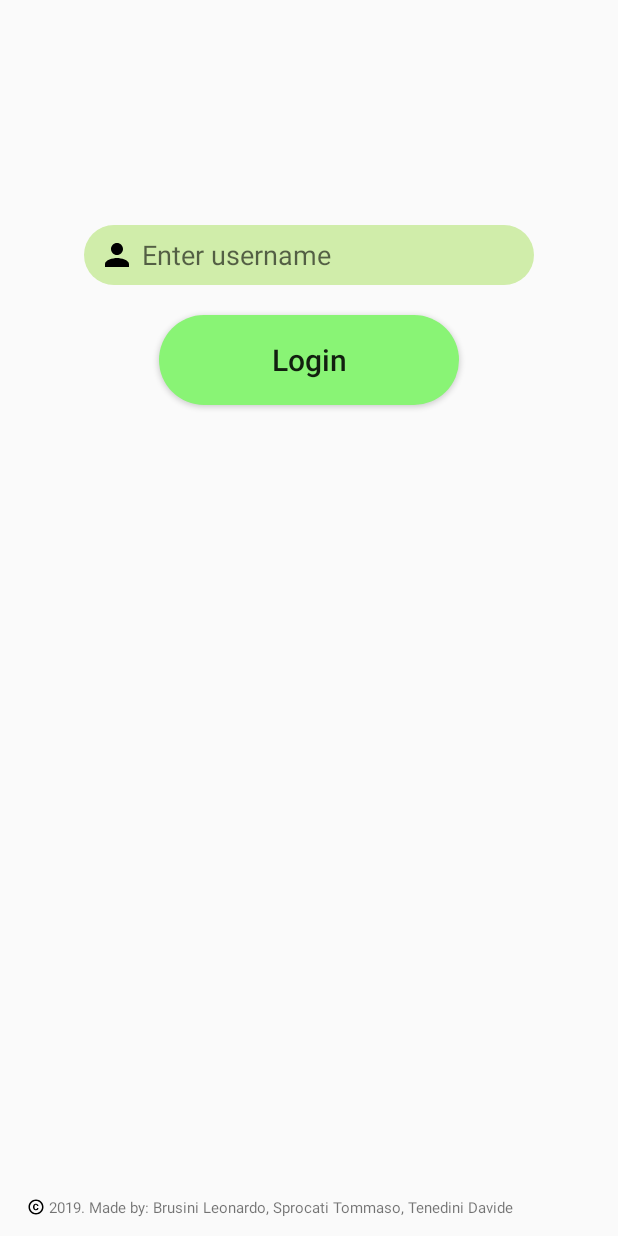
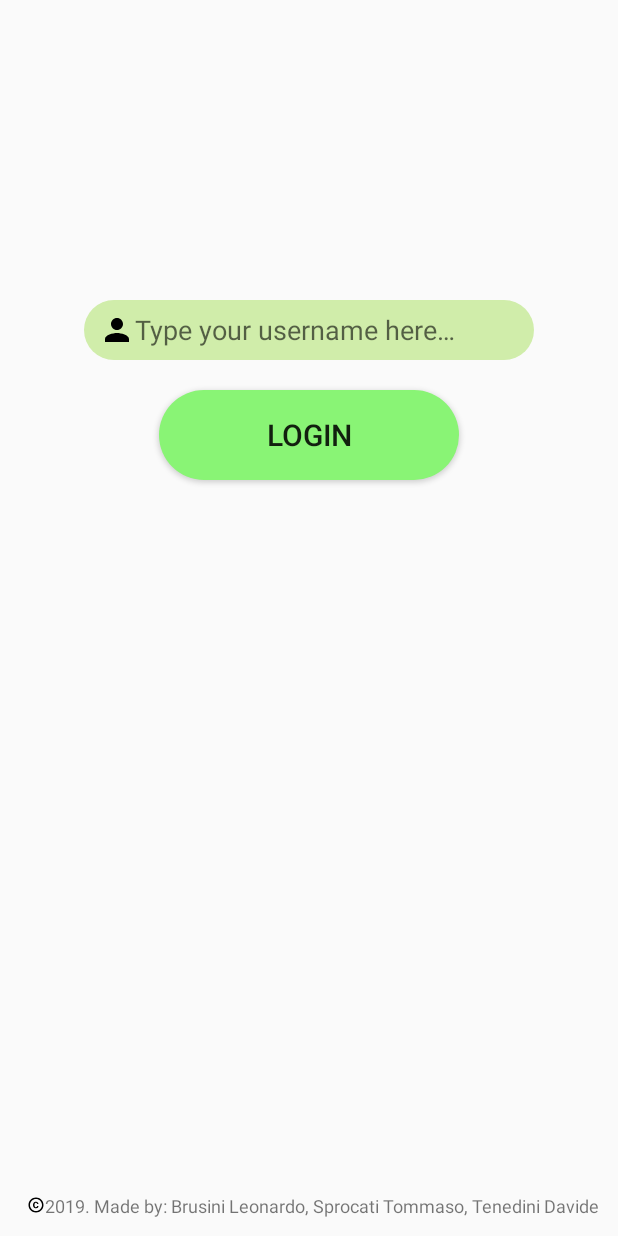
Before and after one commit to Cerlonghish/Illon, an Android app: the screen it shows after launch (LoginActivity), on a phone screen of 412 x 824 dp. Run offline under Robolectric (Android 15) with nearby library versions, the phone set to English and light mode, and no system bars.

Commit message:
warning fixes

```diff
--- a/app/src/main/java/com/example/android/illon/ConnectionsLogin.java
+++ b/app/src/main/java/com/example/android/illon/ConnectionsLogin.java
@@ -6,18 +6,11 @@ import android.os.Build;
 import android.support.annotation.RequiresApi;
 import android.util.Log;
 import android.util.Pair;
-import android.widget.Toast;
-
-import org.xml.sax.SAXException;
-
 import java.io.IOException;
 import java.io.InputStream;
 import java.net.HttpURLConnection;
 import java.net.MalformedURLException;
 import java.net.URL;
-import java.util.HashMap;
-
-import javax.xml.parsers.ParserConfigurationException;
 
 @TargetApi(Build.VERSION_CODES.CUPCAKE)
 @RequiresApi(api = Build.VERSION_CODES.CUPCAKE)
@@ -34,7 +27,7 @@ public class ConnectionsLogin extends AsyncTask<String, Void, Pair<Integer,Input
 
     @Override
     protected Pair<Integer,InputStream> doInBackground (String [] url){
-        int response_code = 0;
+        int response_code;
         try{
             Pair<Integer,InputStream> p;
             URL server = new URL(url[0]);
--- a/app/src/main/java/com/example/android/illon/LoginActivity.java
+++ b/app/src/main/java/com/example/android/illon/LoginActivity.java
@@ -11,53 +11,34 @@ import android.view.View;
 import android.widget.Button;
 import android.widget.EditText;
 import android.widget.Toast;
-
 import org.w3c.dom.Document;
 import org.w3c.dom.Element;
 import org.w3c.dom.Node;
-import org.w3c.dom.NodeList;
 import org.xml.sax.SAXException;
-
 import java.io.IOException;
 import java.io.InputStream;
-import java.io.Serializable;
-import java.io.StringWriter;
-import java.net.HttpURLConnection;
-import java.net.MalformedURLException;
-import java.net.URL;
 import java.util.concurrent.ExecutionException;
-import java.util.concurrent.TimeUnit;
-import java.util.concurrent.TimeoutException;
-
 import javax.xml.parsers.DocumentBuilder;
 import javax.xml.parsers.DocumentBuilderFactory;
 import javax.xml.parsers.ParserConfigurationException;
-import javax.xml.transform.Transformer;
-import javax.xml.transform.TransformerException;
-import javax.xml.transform.TransformerFactory;
-import javax.xml.transform.dom.DOMSource;
-import javax.xml.transform.stream.StreamResult;
 
 public class LoginActivity extends Activity {
     private static final String url = "http://164.132.47.236/illon/illon_api/user/";
     private static final String api_read_one = url + "read_one.php";
     private static final String api_create = url + "create.php";
-    private Button button_login;
-    private EditText edit_username;
     private String username;
     private String read_username;
     private String create_username;
     public boolean creation = false;
     private Pair <Integer, InputStream> create_response;
     private String[] s = new String[1];
-    private Toast t;
     private Pair<Integer, InputStream> read_response;
 
     @Override
     protected void onCreate(Bundle savedInstanceState) {
         super.onCreate(savedInstanceState);
         setContentView(R.layout.activity_login);
-        button_login = (Button) findViewById(R.id.button_login);
+        Button button_login =  findViewById(R.id.button_login);
         button_login.setOnClickListener(new View.OnClickListener() {
             @Override
             public void onClick(View v) {
@@ -67,11 +48,11 @@ public class LoginActivity extends Activity {
     }
 
     public void connect() {
-        Button button_login = (Button)findViewById(R.id.button_login);
+        Button button_login = findViewById(R.id.button_login);
         button_login.setEnabled(false); //disabilito il bottone
 
         //prendo l'username dall'edit text
-        edit_username = (EditText) findViewById(R.id.username);
+        EditText edit_username = findViewById(R.id.username);
         username = edit_username.getText().toString();
         read_username = api_read_one + "?user_name=" + username;
 
@@ -105,6 +86,7 @@ public class LoginActivity extends Activity {
 
             User user_login = null;
             try {
+                assert db != null;
                 file_read = db.parse(read_response.second);
 
                 user_login = parserXMLtoUser(file_read);
@@ -114,6 +96,7 @@ public class LoginActivity extends Activity {
             } catch (SAXException ex) {
                 Log.d("LOGIN:Eccezione","SAXException");
             }
+
             button_login.setEnabled(true);
 
             //lancio l'activity delle aste passandogli l'user
@@ -178,6 +161,7 @@ public class LoginActivity extends Activity {
                                 User user_login=null;
 
                                 try {
+                                    assert db != null;
                                     file_read = db.parse(read_response.second);
 
                                     user_login = parserXMLtoUser(file_read);
@@ -214,9 +198,7 @@ public class LoginActivity extends Activity {
         Node moneyTag = eUser.getElementsByTagName("user_money").item(0);
         int user_money = Integer.parseInt(moneyTag.getTextContent());
 
-        User u = new User(user_id, user_name, user_money);
-
-        return u;
+        return new User(user_id, user_name, user_money);
     }
 
     public void launchLotActivity(User u) {
--- a/app/src/main/res/layout/activity_login.xml
+++ b/app/src/main/res/layout/activity_login.xml
@@ -6,38 +6,31 @@
     android:layout_height="match_parent"
     tools:context=".LoginActivity">
 
-    <ImageView
-        android:layout_width="wrap_content"
-        android:layout_height="wrap_content"
-
-        />
-
     <EditText
+        android:id="@+id/username"
         android:layout_width="300dp"
         android:layout_height="40dp"
-        android:id="@+id/username"
+        android:layout_centerHorizontal="true"
+        android:layout_marginTop="200dp"
         android:background="@drawable/edit_round"
-        android:layout_centerHorizontal="true"
-        android:layout_marginTop="150dp"
-        android:hint=" Enter username"
+        android:drawableStart="@drawable/ic_person_black_24dp"
+        android:hint="@string/hint_user_name"
         android:paddingLeft="10dp"
-        android:drawableLeft="@drawable/ic_person_black_24dp"
-
-        />
-    <!-- MANCA IMMAGINE A FIANCO A "ENTER USERNAME" -> la dimensione vaa modificata da codice (guarda stackoverflow) -->
+        android:paddingRight="10dp"
+        android:inputType=""
+        android:importantForAutofill="no" tools:targetApi="o" />
 
     <Button
         android:id="@+id/button_login"
         android:layout_width="200dp"
         android:layout_height="60dp"
+        android:layout_below="@id/username"
         android:layout_centerHorizontal="true"
+        android:layout_marginTop="20dp"
         android:background="@drawable/button_round"
-        android:layout_below="@id/username"
-        android:text="Login"
-        android:layout_marginTop="20dp"
+        android:text="@string/login_string"
         android:textAllCaps="false"
-        android:textSize="20dp"
-        />
+        android:textSize="20sp" />
 
     <TextView
         android:layout_width="wrap_content"
@@ -46,9 +39,9 @@
         android:layout_alignParentBottom="true"
         android:layout_marginStart="18dp"
         android:layout_marginBottom="12dp"
-        android:drawableLeft="@drawable/ic_copyright_black_12dp"
-        android:text=" 2019. Made by: Brusini Leonardo, Sprocati Tommaso, Tenedini Davide"
-        android:textSize="10dp"
+        android:drawableStart="@drawable/ic_copyright_black_12dp"
+        android:text="@string/copyrigtht_string"
+        android:textSize="12sp"
         app:layout_constraintBottom_toBottomOf="parent"
         app:layout_constraintLeft_toLeftOf="parent"
         app:layout_constraintRight_toRightOf="parent"
--- a/app/src/main/res/values/strings.xml
+++ b/app/src/main/res/values/strings.xml
@@ -2,4 +2,8 @@
     <string name="app_name">Illon</string>
     <string name="activity2_LotActivity">LotActivity</string>
     <string name="activity3_user">UserActivity</string>
+    <string name="hint_user_name">Type your username here&#8230;</string>
+    <string name="login_string">LOGIN</string>
+    <string name="copyrigtht_string"> 2019. Made by: Brusini Leonardo, Sprocati Tommaso, Tenedini Davide</string>
+    <string name="login_desc">Login</string>
 </resources>
```
